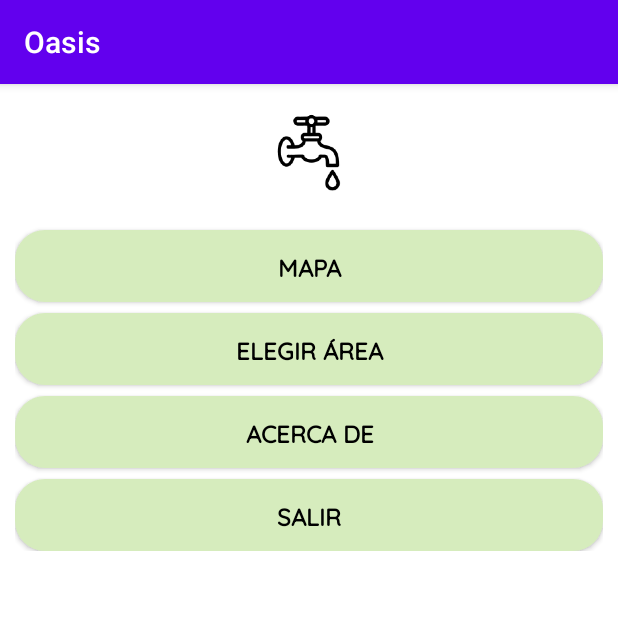
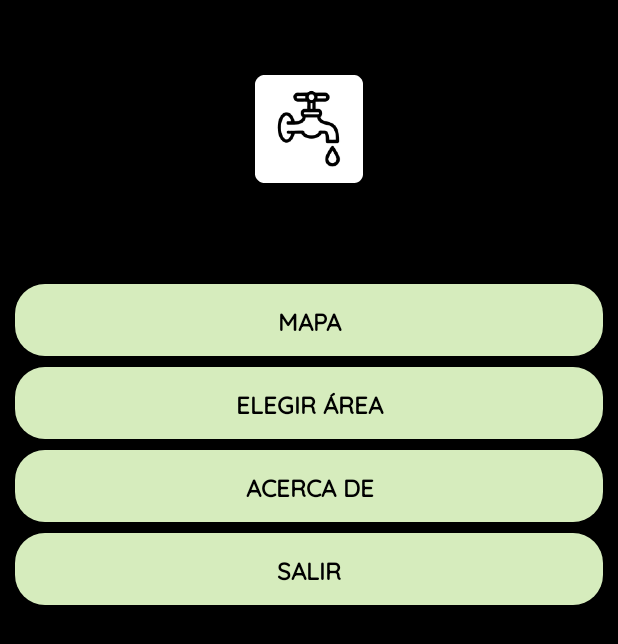
Before and after one commit to erredoble/ProyectoOasis, an Android app: the screen it shows after launch (MainActivity), on a phone screen of 412 x 824 dp. Shown: the top 644 px of the screen. Run offline under Robolectric (Android 15) with nearby library versions, the phone set to English and light mode, and no system bars; our stand-ins replace Room's generated code.

Commit message:
Vuelto a poner el codigo para que no salga el nombre de la aplicacion en el mainActivity y cambiado el aspecto de dicha actividad

```diff
--- a/app/src/main/java/com/erredoble/oasis/controlador/MainActivity.kt
+++ b/app/src/main/java/com/erredoble/oasis/controlador/MainActivity.kt
@@ -19,6 +19,9 @@ class MainActivity : AppCompatActivity() {
         // Propio del "onCreate", le pasa el estado de la actividad y vincula la clase con el layout.
         super.onCreate(savedInstanceState)
         setContentView(R.layout.activity_main)
+
+        // Quitar barra superior que sale por defecto con el nombre de la APP.
+        supportActionBar?.hide()
 
         // Obtener una instancia de la base de datos con room.
         bdFuentes = BDFuentes.getInstancia(this)
--- a/app/src/main/res/layout/activity_main.xml
+++ b/app/src/main/res/layout/activity_main.xml
@@ -3,7 +3,7 @@
     xmlns:tools="http://schemas.android.com/tools"
     android:layout_width="match_parent"
     android:layout_height="match_parent"
-    android:background="@color/colorBlanco"
+    android:background="@color/colorNegro"
     tools:context=".controlador.MainActivity">
 
     <LinearLayout
@@ -17,7 +17,8 @@
             android:layout_width="match_parent"
             android:layout_height="wrap_content"
             android:contentDescription="@string/logotipo"
-            android:layout_marginBottom="8dp"
+            android:layout_marginBottom="60dp"
+            android:layout_marginTop="40dp"
             android:src="@mipmap/ic_launcher" />
         <Button
             android:id="@+id/btn_mapa"
```
